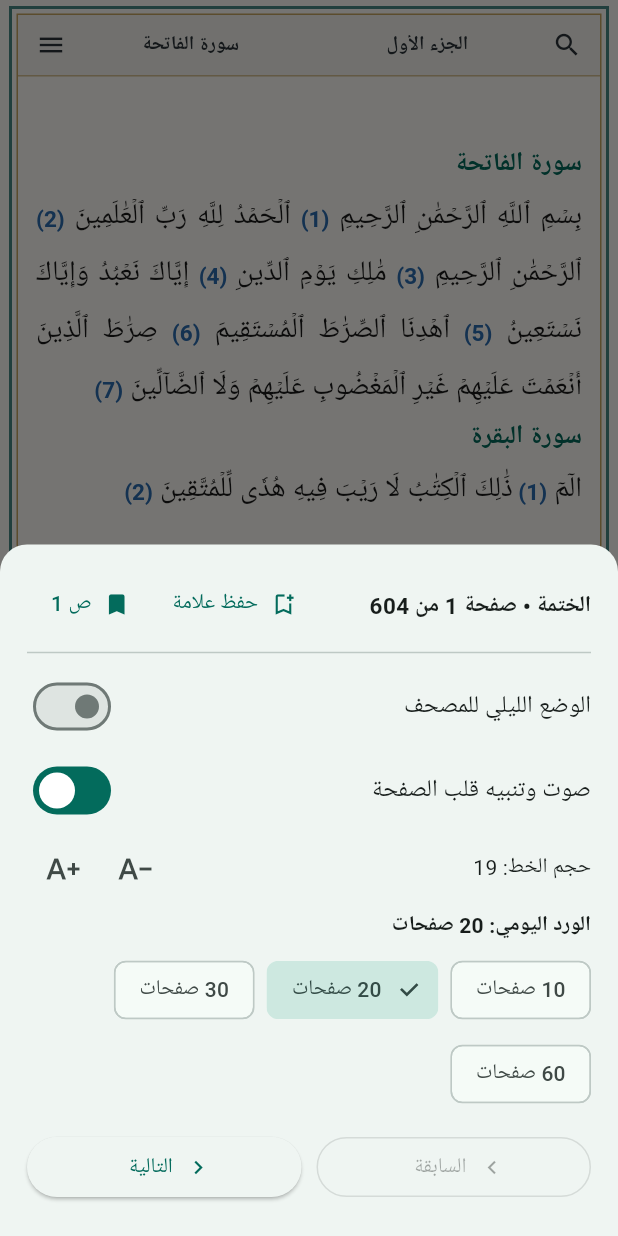
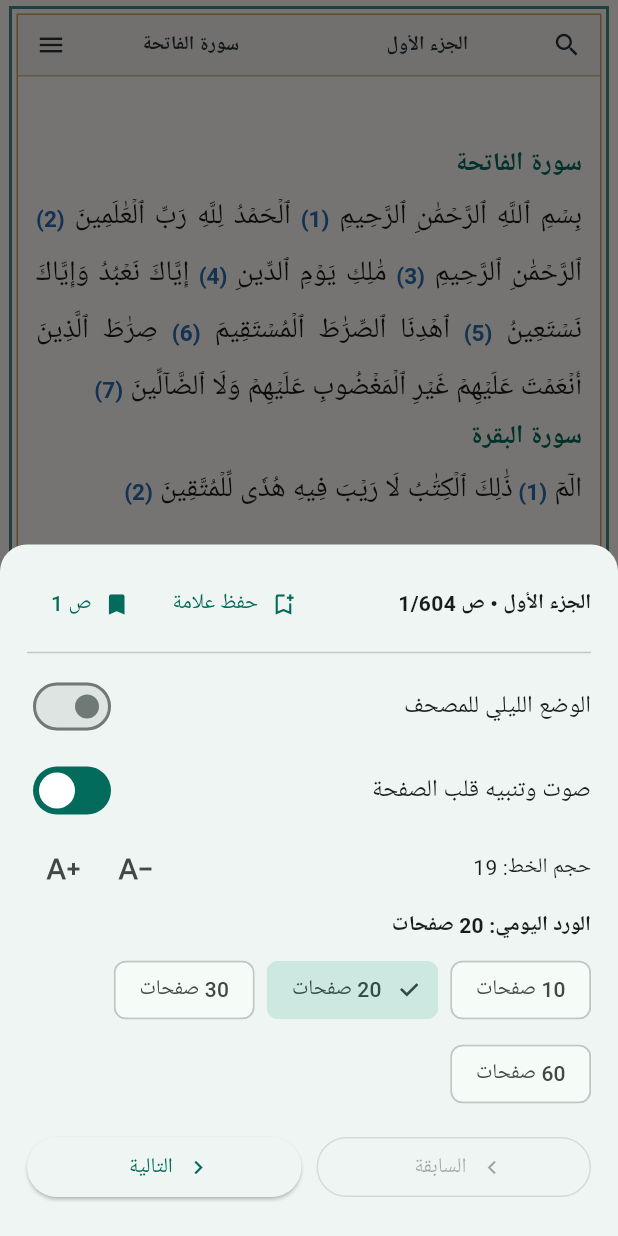
Before and after one commit to 5-boopfav/ayyh111, a Flutter app: the screen it shows after launch, item 2 of the bottom bar chosen, after a tap on the "menu" icon, on a phone screen of 412 x 824 dp. Run offline on Flutter 3.47's test engine with Material 3 defaults, Android fonts, the phone set to English and light mode, and no system bars; our stand-ins replace adhan.

Commit message:
Update quran_screen.dart

```diff
--- a/lib/screens/quran_screen.dart
+++ b/lib/screens/quran_screen.dart
@@ -93,8 +93,7 @@ class _QuranScreenState extends State<QuranScreen>
     final data = await LocalIslamicRepository.instance.loadQuranPages();
     if (!mounted) return;
 
-    final Map<int, QuranPageData> loadedMap =
-        data is Map<int, QuranPageData> ? data : const <int, QuranPageData>{};
+    final Map<int, QuranPageData> loadedMap = data;
 
     int initialPage = _currentPage;
     if (loadedMap.isNotEmpty && !loadedMap.containsKey(initialPage)) {
@@ -283,10 +282,10 @@ class _QuranScreenState extends State<QuranScreen>
                     mainAxisAlignment: MainAxisAlignment.spaceBetween,
                     children: [
                       Text(
-                        'الختمة • صفحة $_currentPage من $_totalPages',
+                        '${_juzLabel(_juz)} • ص $_currentPage/$_totalPages',
                         style: const TextStyle(
                           fontWeight: FontWeight.bold,
-                          fontSize: 15,
+                          fontSize: 14,
                         ),
                       ),
                       Row(
@@ -456,7 +455,6 @@ class _QuranScreenState extends State<QuranScreen>
           ),
           child: Column(
             children: [
-              // الشريط العلوي المدمج: بحث + الجزء + السورة + قائمة
               Container(
                 padding:
                     const EdgeInsets.symmetric(horizontal: 8, vertical: 6),
@@ -522,8 +520,6 @@ class _QuranScreenState extends State<QuranScreen>
                   ],
                 ),
               ),
-
-              // نص المصحف الكامل من الأعلى للأسفل
               Expanded(
                 child: _isLoadingData
                     ? const Center(child: CircularProgressIndicator())
@@ -552,8 +548,6 @@ class _QuranScreenState extends State<QuranScreen>
                             ),
                           ),
               ),
-
-              // رقم الصفحة في الأسفل بخط هادئ
               Padding(
                 padding: const EdgeInsets.only(bottom: 4),
                 child: Text(
```
